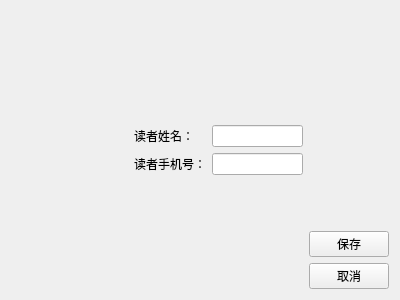
Old version of the form readerfileeditview.ui in the repository CaiBiJiuDuoLian/QTCourseFinalWork.
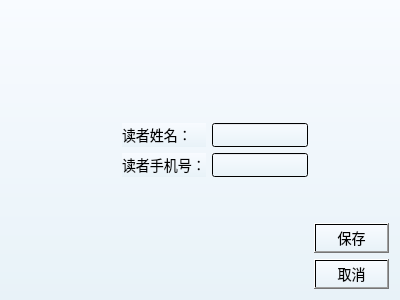
New version of the form.

```diff
--- a/readerfileeditview.ui
+++ b/readerfileeditview.ui
@@ -13,6 +13,13 @@
   <property name="windowTitle">
    <string>Form</string>
   </property>
+  <property name="styleSheet">
+   <string notr="true">QWidget {
+    background: qlineargradient(x1:0, y1:0, x2:0, y2:1, stop:0 #f8fbff, stop:1 #e8f2f8); /* 从上到下的浅蓝渐变背景 */
+    font-family: &quot;微软雅黑&quot;;
+    font-size: 14px;
+}</string>
+  </property>
   <layout class="QHBoxLayout" name="horizontalLayout">
    <item>
     <spacer name="horizontalSpacer">
```
